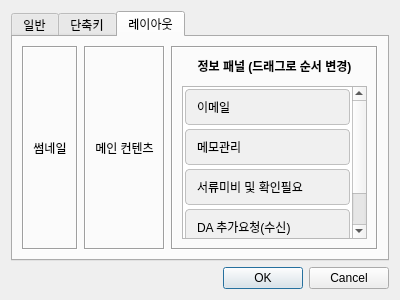
This is ui/config_dialog.ui in Glen-Lee-glitch/new_viewer as Qt 5 draws it before an edit. The edited form follows.
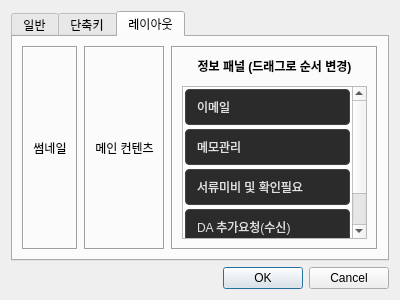
This is the edited form. The open tabs and pages were chosen to show the change.

Commit message:
style: Improve visibility of QListWidget items in config dialog
   - Updated styleSheet for 'listWidget_info_order' to use a dark background (#2b2b2b) and light text
     (#e0e0e0).
   - Adjusted selection style to match the dark teal theme.

The edit to the form file:
```diff
--- a/ui/config_dialog.ui
+++ b/ui/config_dialog.ui
@@ -153,15 +153,17 @@
            <widget class="QListWidget" name="listWidget_info_order">
             <property name="styleSheet">
              <string>QListWidget::item {
-    background-color: #f0f0f0;
-    border: 1px solid #c0c0c0;
+    background-color: #2b2b2b;
+    color: #e0e0e0;
+    border: 1px solid #444444;
     border-radius: 4px;
     margin: 2px;
     padding: 8px;
 }
 QListWidget::item:selected {
-    background-color: #d0e0ff;
-    border: 1px solid #80a0ff;
+    background-color: #1a4a4a;
+    border: 1px solid #008080;
+    color: white;
 }</string>
             </property>
             <property name="dragDropMode">
```
